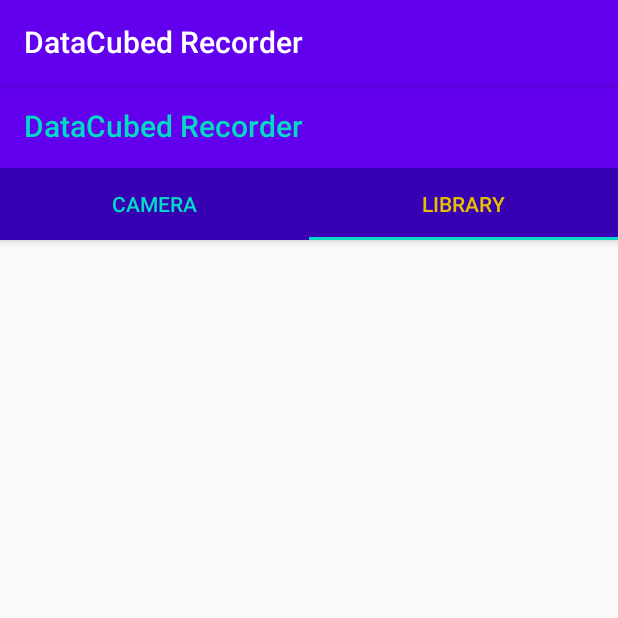
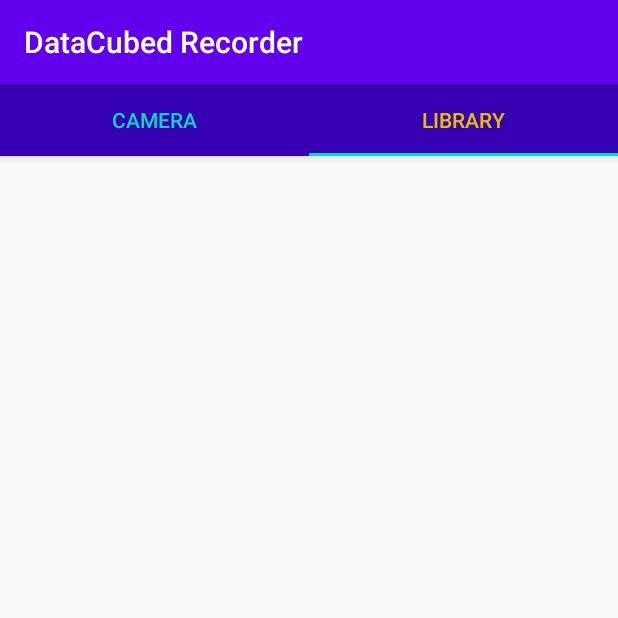
Before and after one commit to dhchung317/DataCubedRecorder, an Android app: the screen it shows after launch (MainActivity), tab 2 chosen, on a phone screen of 412 x 824 dp, the top half of it. Run offline under Robolectric (Android 15) with nearby library versions, the phone set to English and light mode, and no system bars.

Commit message:
viewpager and tab layout working in main

```diff
--- a/app/src/main/java/com/example/datacubedrecorder/ui/MainActivity.kt
+++ b/app/src/main/java/com/example/datacubedrecorder/ui/MainActivity.kt
@@ -1,12 +1,46 @@
 package com.example.datacubedrecorder.ui
 
+import android.os.Bundle
 import androidx.appcompat.app.AppCompatActivity
-import android.os.Bundle
+import androidx.viewpager2.widget.ViewPager2
 import com.example.datacubedrecorder.R
+import com.google.android.material.tabs.TabLayout
+import com.google.android.material.tabs.TabLayoutMediator
 
 class MainActivity : AppCompatActivity() {
+
+    private lateinit var tabLayout: TabLayout
+    private lateinit var viewPager: ViewPager2
+
     override fun onCreate(savedInstanceState: Bundle?) {
         super.onCreate(savedInstanceState)
         setContentView(R.layout.activity_main)
+        initViews()
     }
+
+    fun initViews() {
+        viewPager = findViewById(R.id.viewpager)
+        viewPager.isUserInputEnabled = false
+        val viewPagerAdapter = MainPagerAdapter(supportFragmentManager, this.lifecycle)
+        viewPager.adapter = viewPagerAdapter
+
+        tabLayout = findViewById(R.id.tabs)
+        TabLayoutMediator(
+            tabLayout, viewPager
+        ) { tab: TabLayout.Tab, position: Int ->
+            if (position == 0) {
+                tab.setText(R.string.camera_tab_text)
+            } else if (position == 1) {
+                tab.setText(R.string.library_tab_text)
+            }
+        }.attach()
+    }
+
+
 }
+
+//TODO camera permissions check in main activity upon opening app
+
+//TODO extensibility
+//TODO prevent memory leaks
+//TODO rotation/screen sizes
--- /dev/null
+++ b/app/src/main/java/com/example/datacubedrecorder/ui/MainPagerAdapter.kt
@@ -0,0 +1,23 @@
+package com.example.datacubedrecorder.ui
+
+import androidx.fragment.app.Fragment
+import androidx.fragment.app.FragmentManager
+import androidx.lifecycle.Lifecycle
+import androidx.viewpager2.adapter.FragmentStateAdapter
+import com.example.datacubedrecorder.ui.fragment.camera.CameraFragment
+import com.example.datacubedrecorder.ui.fragment.library.LibraryFragment
+
+class MainPagerAdapter(fragmentManager: FragmentManager, lifecycle: Lifecycle) :
+    FragmentStateAdapter(fragmentManager, lifecycle) {
+    override fun createFragment(position: Int): Fragment {
+        when (position) {
+            0 -> return CameraFragment()
+            1 -> return LibraryFragment()
+        }
+        return CameraFragment()
+    }
+
+    override fun getItemCount(): Int {
+        return 2
+    }
+}
--- a/app/src/main/java/com/example/datacubedrecorder/ui/fragment/camera/CameraFragment.kt
+++ b/app/src/main/java/com/example/datacubedrecorder/ui/fragment/camera/CameraFragment.kt
@@ -1,4 +1,6 @@
 package com.example.datacubedrecorder.ui.fragment.camera
 
-class CameraFragment {
+import androidx.fragment.app.Fragment
+
+class CameraFragment: Fragment() {
 }
--- a/app/src/main/java/com/example/datacubedrecorder/ui/fragment/library/LibraryFragment.kt
+++ b/app/src/main/java/com/example/datacubedrecorder/ui/fragment/library/LibraryFragment.kt
@@ -1,4 +1,6 @@
 package com.example.datacubedrecorder.ui.fragment.library
 
-class LibraryFragment {
+import androidx.fragment.app.Fragment
+
+class LibraryFragment : Fragment() {
 }
--- a/app/src/main/res/layout/activity_main.xml
+++ b/app/src/main/res/layout/activity_main.xml
@@ -16,16 +16,6 @@
         app:layout_constraintStart_toStartOf="parent"
         app:layout_constraintEnd_toEndOf="parent"
         >
-
-        <androidx.appcompat.widget.Toolbar
-            android:id="@+id/toolbar"
-            android:layout_width="match_parent"
-            android:layout_height="?attr/actionBarSize"
-            android:background="?attr/colorPrimary"
-            app:layout_scrollFlags="scroll|enterAlways"
-            app:title="@string/app_name"
-            app:titleTextColor="@color/colorAccent"/>
-
         <com.google.android.material.tabs.TabLayout
             android:id="@+id/tabs"
             android:layout_width="match_parent"
```
